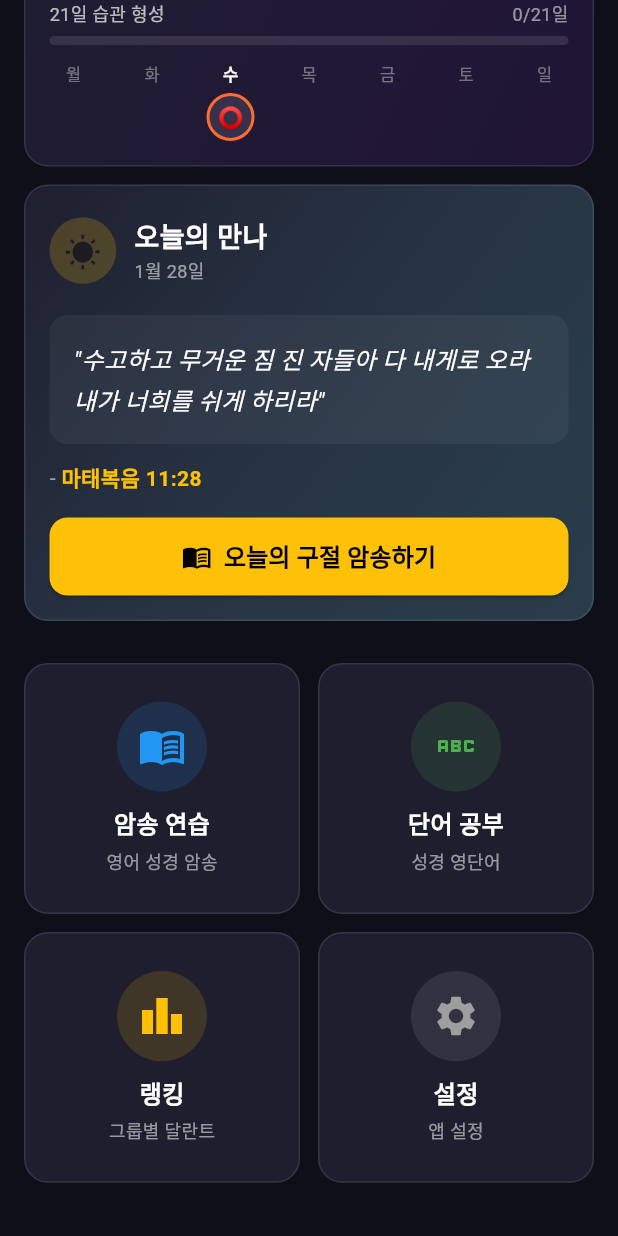
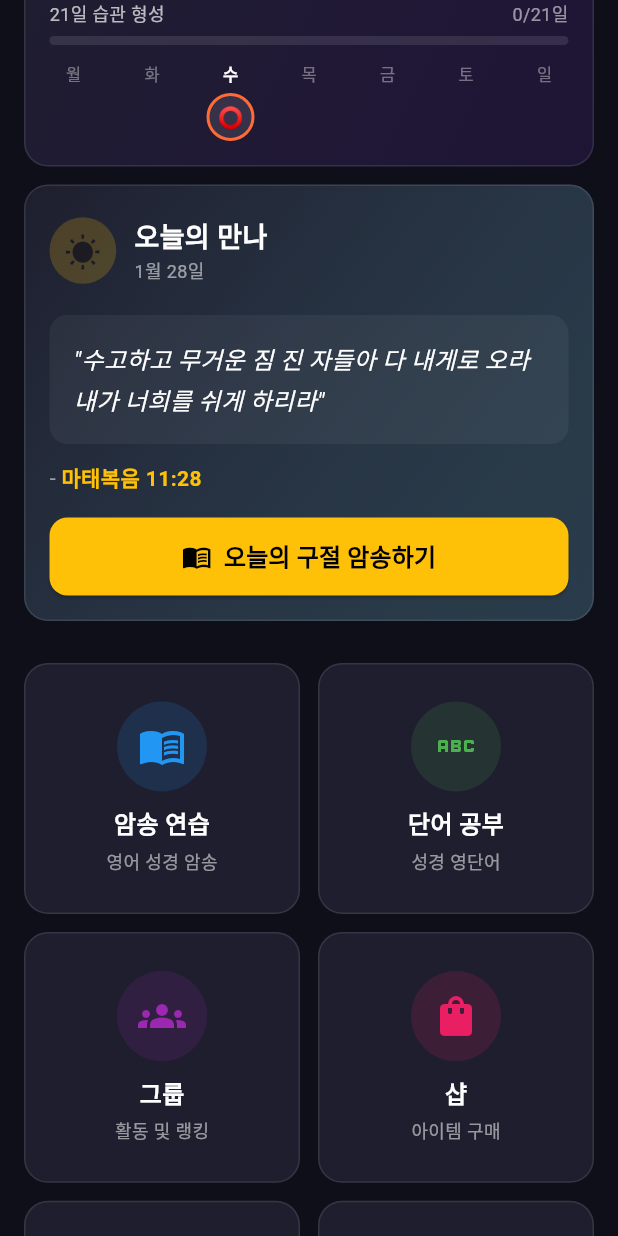
Before and after one commit to onapond/bible_speak, a Flutter app: the MainMenuScreen screen opened directly with empty values, scrolled down 178 dp, on a phone screen of 412 x 824 dp. Run offline on Flutter 3.47's test engine with Material 3 defaults, Android fonts, the phone set to English and light mode, and no system bars; our stand-ins replace audioplayers, cloud_firestore, firebase_auth, firebase_core, firebase_messaging, firebase_storage and 5 more; missing offline and left inert: record; accounts and stored records are empty; network calls fail; statements that could not run were skipped.

Commit message:
feat: Integrate new features into main menu navigation
- Add Group Dashboard menu (그룹 활동 및 랭킹)
- Add Shop menu (아이템 구매)
- Add Profile menu (내 정보 및 통계)
- Update menu grid to 6 items (2x3)

Co-Authored-By: Claude Opus 4.5 <noreply@anthropic.com>

```diff
--- a/lib/screens/home/main_menu_screen.dart
+++ b/lib/screens/home/main_menu_screen.dart
@@ -21,6 +21,9 @@ import '../practice/verse_practice_screen.dart';
 import '../admin/migration_screen.dart';
 import '../splash_screen.dart';
 import '../settings/notification_settings_screen.dart';
+import '../group/group_dashboard_screen.dart';
+import '../shop/shop_screen.dart';
+import '../profile/profile_screen.dart';
 
 /// 메인 메뉴 화면
 /// - 각 기능으로 이동하는 허브
@@ -242,11 +245,25 @@ class _MainMenuScreenState extends State<MainMenuScreen> {
                     onTap: () => _navigateToWordStudy(),
                   ),
                   _buildMenuCard(
-                    icon: Icons.leaderboard,
-                    title: '랭킹',
-                    subtitle: '그룹별 달란트',
-                    color: Colors.amber,
-                    onTap: () => _navigateToRanking(),
+                    icon: Icons.groups,
+                    title: '그룹',
+                    subtitle: '활동 및 랭킹',
+                    color: Colors.purple,
+                    onTap: () => _navigateToGroupDashboard(),
+                  ),
+                  _buildMenuCard(
+                    icon: Icons.shopping_bag,
+                    title: '샵',
+                    subtitle: '아이템 구매',
+                    color: Colors.pink,
+                    onTap: () => _navigateToShop(),
+                  ),
+                  _buildMenuCard(
+                    icon: Icons.person,
+                    title: '프로필',
+                    subtitle: '내 정보 및 통계',
+                    color: Colors.teal,
+                    onTap: () => _navigateToProfile(),
                   ),
                   _buildMenuCard(
                     icon: Icons.settings,
@@ -454,6 +471,43 @@ class _MainMenuScreenState extends State<MainMenuScreen> {
     );
   }
 
+  void _navigateToGroupDashboard() {
+    final user = widget.authService.currentUser;
+    if (user == null || user.groupId.isEmpty) {
+      ScaffoldMessenger.of(context).showSnackBar(
+        const SnackBar(
+          content: Text('그룹에 가입해야 이용할 수 있습니다.'),
+          backgroundColor: Colors.orange,
+        ),
+      );
+      return;
+    }
+    Navigator.push(
+      context,
+      MaterialPageRoute(
+        builder: (_) => GroupDashboardScreen(groupId: user.groupId),
+      ),
+    );
+  }
+
+  void _navigateToShop() {
+    Navigator.push(
+      context,
+      MaterialPageRoute(
+        builder: (_) => const ShopScreen(),
+      ),
+    );
+  }
+
+  void _navigateToProfile() {
+    Navigator.push(
+      context,
+      MaterialPageRoute(
+        builder: (_) => const ProfileScreen(),
+      ),
+    );
+  }
+
   void _showComingSoon(String feature) {
     ScaffoldMessenger.of(context).showSnackBar(
       SnackBar(
```
